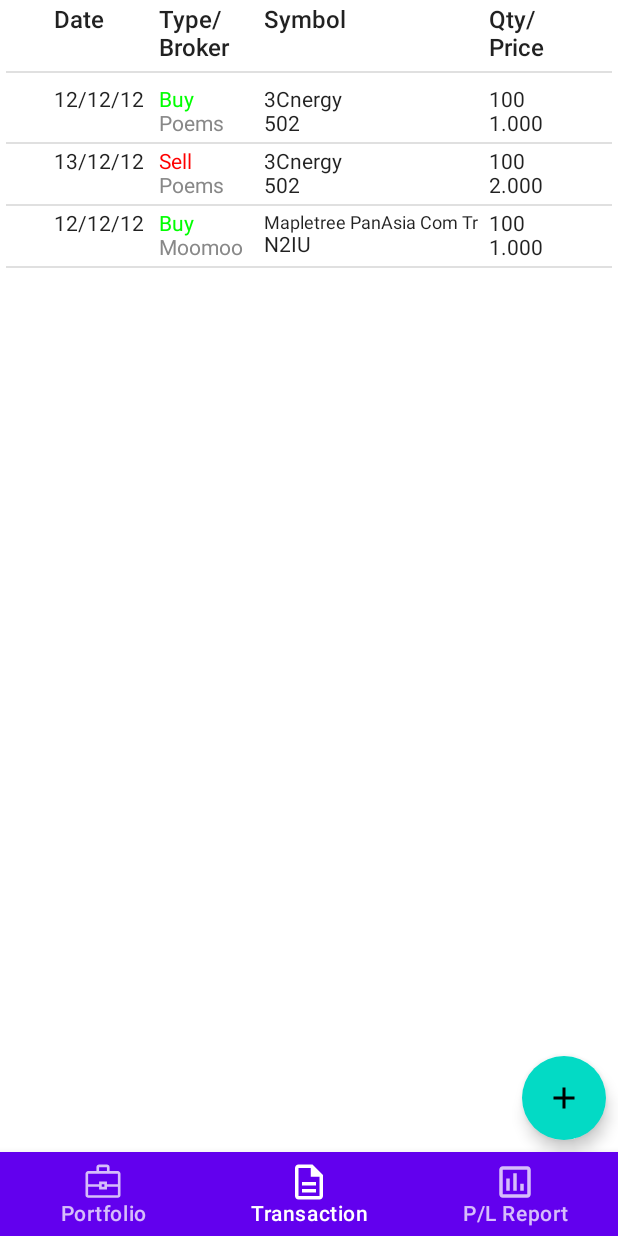
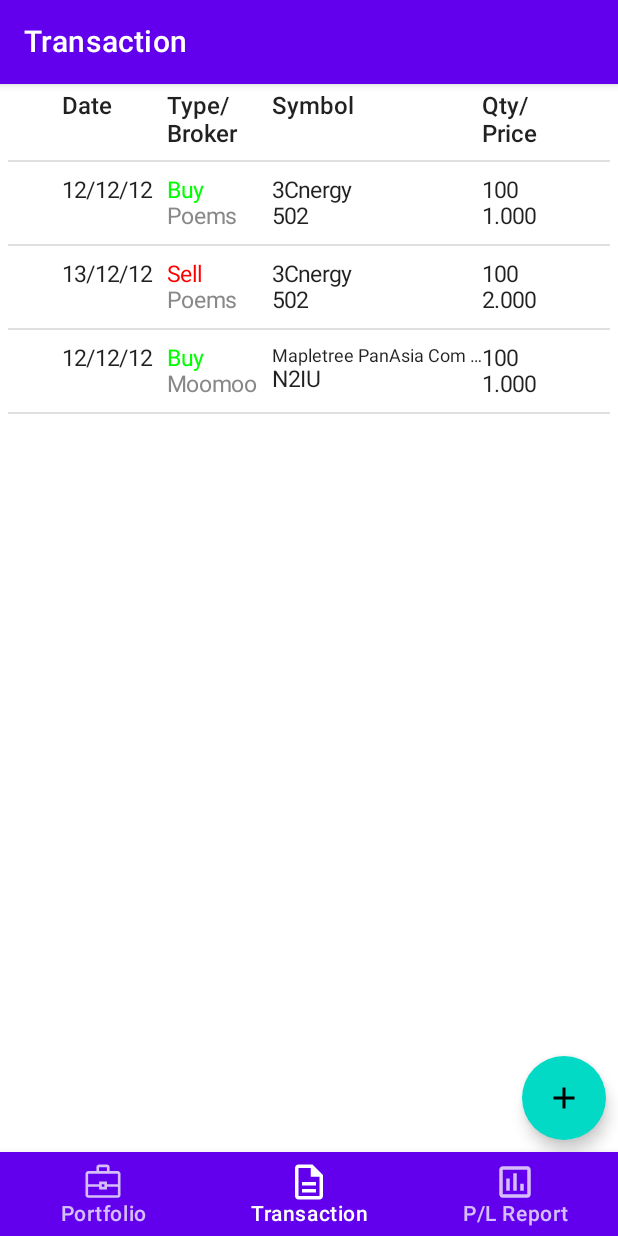
Before and after one commit to PohAnson/StockPortfolio, an Android app built with Jetpack Compose: the screen it shows after launch (MainActivity), item 2 of the bottom bar chosen, on a phone screen of 412 x 824 dp. Run offline under Robolectric (Android 15) with nearby library versions, the phone set to English and light mode, and no system bars; our stand-ins replace Dagger/Hilt's generated code, Room's generated code.

Commit message:
Improved UI

```diff
--- a/OwlioApp/app/src/main/java/com/example/owlio/OwlioApp.kt
+++ b/OwlioApp/app/src/main/java/com/example/owlio/OwlioApp.kt
@@ -9,11 +9,14 @@ import androidx.compose.material.Scaffold
 import androidx.compose.material.Snackbar
 import androidx.compose.material.SnackbarHost
 import androidx.compose.material.Text
+import androidx.compose.material.TopAppBar
 import androidx.compose.material.rememberScaffoldState
 import androidx.compose.runtime.Composable
 import androidx.compose.runtime.getValue
+import androidx.compose.runtime.mutableStateOf
 import androidx.compose.runtime.remember
 import androidx.compose.runtime.rememberCoroutineScope
+import androidx.compose.runtime.setValue
 import androidx.compose.ui.Modifier
 import androidx.compose.ui.res.painterResource
 import androidx.compose.ui.text.font.FontWeight
@@ -41,30 +44,36 @@ fun OwlioApp() {
         snackbarHostState = scaffoldState.snackbarHostState
         coroutineScope = rememberCoroutineScope()
     }
+    var topAppBarTitle by remember { mutableStateOf("Owlio") }
 
-    Scaffold(scaffoldState = scaffoldState,
-        bottomBar = { OwlioBottonNavBar(navController = navController) },
-        snackbarHost = {
-            SnackbarHost(it) { snackbarData ->
-                Snackbar(
-                    snackbarData, backgroundColor = snackbarDelegate.msnackbarState.backgroundColor
-                )
-            }
-        }) { innerpadding ->
+    Scaffold(scaffoldState = scaffoldState, topBar = {
+        OwlioTopAppBar(title = topAppBarTitle)
+    }, bottomBar = { OwlioBottonNavBar(navController = navController) }, snackbarHost = {
+        SnackbarHost(it) { snackbarData ->
+            Snackbar(
+                snackbarData, backgroundColor = snackbarDelegate.msnackbarState.backgroundColor
+            )
+        }
+    },
+    ) { innerpadding ->
         NavHost(navController = navController, startDestination = Screens.PORTFOLIO.route) {
             composable(Screens.PORTFOLIO.route) {
+                topAppBarTitle = Screens.PORTFOLIO.label
                 PortfolioScreen(modifier = Modifier.padding(innerpadding))
             }
             composable(Screens.TRANSACTION.route) {
+                topAppBarTitle = Screens.TRANSACTION.label
                 TransactionScreen(
                     goToTransactionForm = { navController.navigate(route = Screens.TRANSACTIONFORM.route) },
                     modifier = Modifier.padding(innerpadding)
                 )
             }
             composable(Screens.PNL.route) {
+                topAppBarTitle = Screens.PNL.label
                 PnlScreen()
             }
             composable(Screens.TRANSACTIONFORM.route) {
+                topAppBarTitle = Screens.TRANSACTIONFORM.label
                 TransactionFormScreen(
                     modifier = Modifier.padding(innerpadding),
                     snackbarDelegate = snackbarDelegate,
@@ -73,6 +82,15 @@ fun OwlioApp() {
             }
         }
     }
+}
+
+@Composable
+fun OwlioTopAppBar(
+    title: String, modifier: Modifier = Modifier
+) {
+    TopAppBar(
+        title = { Text(title) }, modifier = modifier
+    )
 }
 
 
--- a/OwlioApp/app/src/main/java/com/example/owlio/model/Transaction.kt
+++ b/OwlioApp/app/src/main/java/com/example/owlio/model/Transaction.kt
@@ -36,7 +36,7 @@ data class Transaction(
 ) {
 
     fun calculateFees(): Float {
-        return broker.calculateFees(value = price*volume, date = tradeDate.toLocalDate())
+        return broker.calculateFees(value = price * volume, date = tradeDate.toLocalDate())
     }
 
     companion object {
--- a/OwlioApp/app/src/main/java/com/example/owlio/ui/screen/portfolio/PortfolioScreen.kt
+++ b/OwlioApp/app/src/main/java/com/example/owlio/ui/screen/portfolio/PortfolioScreen.kt
@@ -1,5 +1,6 @@
 package com.example.owlio.ui.screen
 
+import androidx.compose.material.Text
 import androidx.compose.runtime.Composable
 import androidx.compose.runtime.collectAsState
 import androidx.compose.ui.Modifier
@@ -11,5 +12,9 @@ import com.example.owlio.ui.screen.portfolio.PortfolioViewModel
 fun PortfolioScreen(modifier: Modifier = Modifier) {
     val vm: PortfolioViewModel = hiltViewModel()
     val portfolioRowDataList = vm.portfolioRowDataState.collectAsState().value
-    PortfolioTable(portfolioRowDataList = portfolioRowDataList, modifier=modifier)
+    if (vm.isLoading) {
+        Text(text = "Loading ......")
+    } else {
+        PortfolioTable(portfolioRowDataList = portfolioRowDataList, modifier = modifier)
+    }
 }
--- a/OwlioApp/app/src/main/java/com/example/owlio/ui/screen/portfolio/PortfolioTable.kt
+++ b/OwlioApp/app/src/main/java/com/example/owlio/ui/screen/portfolio/PortfolioTable.kt
@@ -2,6 +2,9 @@ package com.example.owlio.ui.screen.portfolio
 
 import androidx.compose.foundation.layout.Column
 import androidx.compose.foundation.layout.Row
+import androidx.compose.foundation.layout.Spacer
+import androidx.compose.foundation.layout.fillMaxSize
+import androidx.compose.foundation.layout.height
 import androidx.compose.foundation.layout.padding
 import androidx.compose.foundation.layout.width
 import androidx.compose.foundation.lazy.LazyColumn
@@ -13,6 +16,7 @@ import androidx.compose.ui.Alignment
 import androidx.compose.ui.Modifier
 import androidx.compose.ui.text.TextStyle
 import androidx.compose.ui.text.font.FontWeight
+import androidx.compose.ui.text.style.TextOverflow
 import androidx.compose.ui.tooling.preview.Preview
 import androidx.compose.ui.unit.Dp
 import androidx.compose.ui.unit.dp
@@ -20,13 +24,13 @@ import androidx.compose.ui.unit.sp
 import com.example.owlio.model.PortfolioRowData
 
 @Composable
-fun PortfolioTable(portfolioRowDataList: List<PortfolioRowData>, modifier: Modifier=Modifier) {
+fun PortfolioTable(portfolioRowDataList: List<PortfolioRowData>, modifier: Modifier = Modifier) {
     fun cellWidth(index: Int): Dp {
         return when (index) {
-            0 -> 150.dp
+            0 -> 140.dp
             1 -> 70.dp
             2 -> 70.dp
-            3 -> 70.dp
+            3 -> 80.dp
             else -> 0.dp
         }
     }
@@ -34,7 +38,9 @@ fun PortfolioTable(portfolioRowDataList: List<PortfolioRowData>, modifier: Modif
     val headerTitle: List<String> = listOf("Symbol", "Avg Price", "Volume", "Cost")
 
     LazyColumn(
-        modifier.padding(4.dp), horizontalAlignment = Alignment.CenterHorizontally
+        modifier
+            .fillMaxSize()
+            .padding(5.dp), horizontalAlignment = Alignment.CenterHorizontally
     ) {
         item {
             Row {
@@ -46,7 +52,7 @@ fun PortfolioTable(portfolioRowDataList: List<PortfolioRowData>, modifier: Modif
                     )
                 }
             }
-            Divider(Modifier.padding(vertical = 6.dp))
+            Divider(Modifier.padding(top = 8.dp))
         }
         items(portfolioRowDataList, key = { it.stockCode }) {
             PortfolioRow(it, cellWidth = ::cellWidth)
@@ -57,26 +63,44 @@ fun PortfolioTable(portfolioRowDataList: List<PortfolioRowData>, modifier: Modif
 
 @Composable
 fun PortfolioRow(portfolioRowData: PortfolioRowData, cellWidth: (Int) -> Dp) {
-    val cellTextStyle = TextStyle(fontSize = 14.sp)
-    Row(Modifier.padding(vertical = 4.dp)) {
+    val cellTextStyle = TextStyle(fontSize = 15.sp)
+    Row(Modifier.padding(vertical = 10.dp)) {
         // Stock Name/Code
         Column(modifier = Modifier.width(cellWidth(0))) {
+            val fontSz = if ((portfolioRowData.stockName).length < 14) 15.sp else 12.sp
+
             Text(
                 text = portfolioRowData.stockName,
                 style = cellTextStyle,
-                fontWeight = FontWeight.SemiBold
+                fontWeight = FontWeight.SemiBold,
+                fontSize = fontSz,
+                maxLines = 1,
+                overflow = TextOverflow.Ellipsis
             )
+            Spacer(modifier = Modifier.height(2.dp))
             Text(text = portfolioRowData.stockCode, style = cellTextStyle)
         }
 
         // Avg Price
-        Text("%.3f".format(portfolioRowData.avgPrice), modifier = Modifier.width(cellWidth(1)))
+        Text(
+            "%.3f".format(portfolioRowData.avgPrice),
+            modifier = Modifier.width(cellWidth(1)),
+            style = cellTextStyle
+        )
 
         // Volume
-        Text(portfolioRowData.volume.toString(), modifier = Modifier.width(cellWidth(2)))
+        Text(
+            portfolioRowData.volume.toString(),
+            modifier = Modifier.width(cellWidth(2)),
+            style = cellTextStyle
+        )
 
         // Total Cost
-        Text("%.2f".format(portfolioRowData.cost), modifier = Modifier.width(cellWidth(3)))
+        Text(
+            "%.2f".format(portfolioRowData.cost),
+            modifier = Modifier.width(cellWidth(3)),
+            style = cellTextStyle
+        )
 
 
     }
--- a/OwlioApp/app/src/main/java/com/example/owlio/ui/screen/portfolio/PortfolioViewModel.kt
+++ b/OwlioApp/app/src/main/java/com/example/owlio/ui/screen/portfolio/PortfolioViewModel.kt
@@ -1,5 +1,8 @@
 package com.example.owlio.ui.screen.portfolio
 
+import androidx.compose.runtime.getValue
+import androidx.compose.runtime.mutableStateOf
+import androidx.compose.runtime.setValue
 import androidx.lifecycle.ViewModel
 import androidx.lifecycle.viewModelScope
 import com.example.owlio.data.StockInfoRepo
@@ -22,6 +25,7 @@ import javax.inject.Inject
 class PortfolioViewModel @Inject constructor(
     stockInfoRepo: StockInfoRepo, val transactionRepo: TransactionRepo
 ) : ViewModel() {
+    var isLoading by mutableStateOf(true)
     val stockInfoMapping: Flow<Map<String, StockInfo>> = stockInfoRepo.getAllStock()
         .mapLatest { stockInfo -> stockInfo.associateBy { it.tradingCode } }
     val portfolioRowDataState = getPortfolioRows(tabulateTransactions(), stockInfoMapping)
@@ -40,6 +44,7 @@ class PortfolioViewModel @Inject constructor(
         stockInfoMapping: Flow<Map<String, StockInfo>>
     ): StateFlow<List<PortfolioRowData>> {
         return tabulatedTransactions.mapLatest { singleTabulatedTransaction ->
+            isLoading = true
             singleTabulatedTransaction.map {
                 PortfolioRowData(
                     stockInfoMapping.first().let { stockInfoMap: Map<String, StockInfo> ->
@@ -49,7 +54,8 @@ class PortfolioViewModel @Inject constructor(
                     it.value["volume"] as Int,
                     it.value["cost"] as Float,
                 )
-            }
+            }.also { isLoading = false }
+
         }.stateIn(
             viewModelScope, SharingStarted.WhileSubscribed(5000), listOf()
         )
--- a/OwlioApp/app/src/main/java/com/example/owlio/ui/screen/transaction/TransactionTable.kt
+++ b/OwlioApp/app/src/main/java/com/example/owlio/ui/screen/transaction/TransactionTable.kt
@@ -37,7 +37,7 @@ fun TransactionTable(transactionList: List<Transaction>, stockInfoMapping: Map<S
         return when (index) {
             0 -> 70.dp
             1 -> 70.dp
-            2 -> 150.dp
+            2 -> 140.dp
             3 -> 50.dp
             else -> 0.dp
         }
@@ -45,7 +45,7 @@ fun TransactionTable(transactionList: List<Transaction>, stockInfoMapping: Map<S
     LazyColumn(
         Modifier
             .fillMaxSize()
-            .padding(4.dp), horizontalAlignment = Alignment.CenterHorizontally
+            .padding(5.dp), horizontalAlignment = Alignment.CenterHorizontally
     ) {
         item {
             Row {
@@ -57,7 +57,7 @@ fun TransactionTable(transactionList: List<Transaction>, stockInfoMapping: Map<S
                     )
                 }
             }
-            Divider(Modifier.padding(vertical = 6.dp))
+            Divider(Modifier.padding(top = 8.dp))
         }
         items(transactionList, key = { it.transactionId }) {
             TransactionRow(
@@ -71,8 +71,8 @@ fun TransactionTable(transactionList: List<Transaction>, stockInfoMapping: Map<S
 
 @Composable
 fun TransactionRow(transaction: Transaction, stockInfo: StockInfo?, cellWidth: (Int) -> Dp) {
-    val cellTextStyle = TextStyle(fontSize = 14.sp)
-    Row(Modifier.padding(vertical = 4.dp)) {
+    val cellTextStyle = TextStyle(fontSize = 15.sp)
+    Row(Modifier.padding(vertical = 10.dp)) {
         //Date
         Text(
             transaction.tradeDate.toLocalDate().format(DateTimeFormatter.ofPattern("dd/MM/yy")),
@@ -100,10 +100,10 @@ fun TransactionRow(transaction: Transaction, stockInfo: StockInfo?, cellWidth: (
         Column(
             modifier = Modifier.width(cellWidth(2))
         ) {
-            val fontSz = if ((stockInfo?.tradingName ?: "").length < 15) 14.sp else 12.sp
+            val fontSz = if ((stockInfo?.tradingName ?: "").length < 14) 15.sp else 12.sp
 
             Text(
-                text = stockInfo?.tradingName ?: "UNKNOWN STOCK",
+                text = stockInfo?.tradingName ?: "NIL",
                 style = cellTextStyle,
                 fontSize = fontSz,
                 maxLines = 1,
--- a/OwlioApp/app/src/main/java/com/example/owlio/ui/screen/transaction/TransactionViewModel.kt
+++ b/OwlioApp/app/src/main/java/com/example/owlio/ui/screen/transaction/TransactionViewModel.kt
@@ -29,6 +29,7 @@ class TransactionViewModel @Inject constructor(
 
     @OptIn(ExperimentalCoroutinesApi::class)
     val stockInfoMapping: Flow<Map<String, StockInfo>> =
-        stockInfoRepo.getAllStock().mapLatest { it.map { it.tradingCode to it }.toMap() }
+        stockInfoRepo.getAllStock()
+            .mapLatest { stockInfo -> stockInfo.associateBy { it.tradingCode } }
 
 }
```
